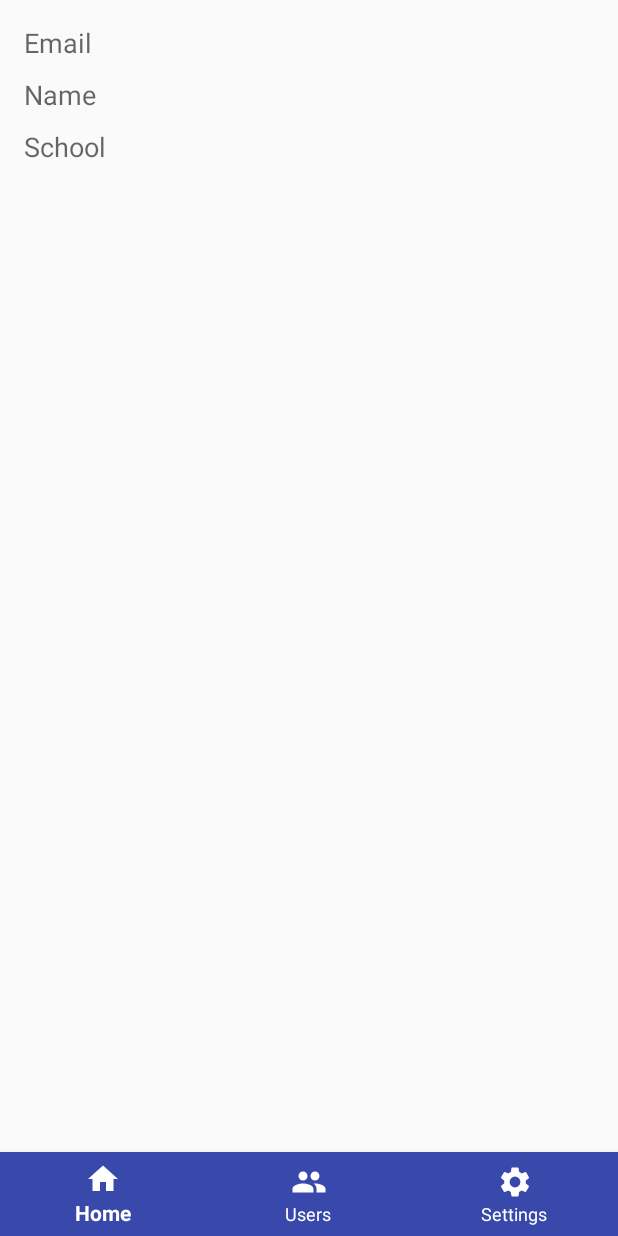
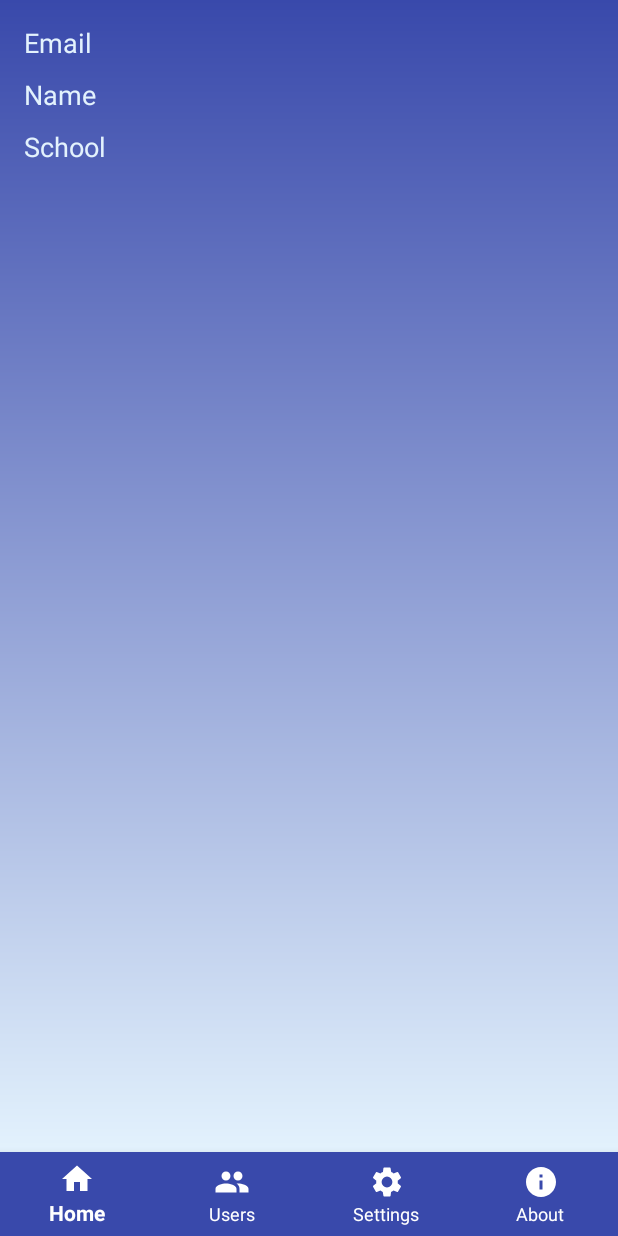
Before and after one commit to subrata5/RetrofitProject, an Android app: the ProfileActivity screen opened directly, with no data from a screen before it, on a phone screen of 412 x 824 dp. Run offline under Robolectric (Android 15) with nearby library versions, the phone set to English and light mode, and no system bars.

Commit message:
UI improvements

```diff
--- a/app/src/main/java/com/subrata/retrofitproject/activities/ProfileActivity.java
+++ b/app/src/main/java/com/subrata/retrofitproject/activities/ProfileActivity.java
@@ -9,6 +9,7 @@ import android.support.v7.app.AppCompatActivity;
 import android.view.MenuItem;
 
 import com.subrata.retrofitproject.R;
+import com.subrata.retrofitproject.fragments.AboutFragment;
 import com.subrata.retrofitproject.fragments.HomeFragment;
 import com.subrata.retrofitproject.fragments.SettingsFragment;
 import com.subrata.retrofitproject.fragments.UserFragment;
@@ -83,6 +84,9 @@ public class ProfileActivity extends AppCompatActivity implements BottomNavigati
             case R.id.menu_settings:
                 fragment = new SettingsFragment();
                 break;
+            case R.id.menu_about:
+                fragment = new AboutFragment();
+                break;
         }
 
         //check if the fragment value is null
--- /dev/null
+++ b/app/src/main/res/drawable/ic_info.xml
@@ -0,0 +1,9 @@
+<vector xmlns:android="http://schemas.android.com/apk/res/android"
+        android:width="24dp"
+        android:height="24dp"
+        android:viewportWidth="24.0"
+        android:viewportHeight="24.0">
+    <path
+        android:fillColor="#FF000000"
+        android:pathData="M12,2C6.48,2 2,6.48 2,12s4.48,10 10,10 10,-4.48 10,-10S17.52,2 12,2zM13,17h-2v-6h2v6zM13,9h-2L11,7h2v2z"/>
+</vector>
--- a/app/src/main/res/layout/activity_profile.xml
+++ b/app/src/main/res/layout/activity_profile.xml
@@ -14,6 +14,7 @@
 
    <android.support.design.widget.BottomNavigationView
        android:id="@+id/navigation"
+       app:labelVisibilityMode="labeled"
        android:layout_width="match_parent"
        android:layout_height="56dp"
        android:layout_gravity="start"
--- a/app/src/main/res/layout/home_fragment.xml
+++ b/app/src/main/res/layout/home_fragment.xml
@@ -1,7 +1,8 @@
 <?xml version="1.0" encoding="utf-8"?>
 <LinearLayout xmlns:android="http://schemas.android.com/apk/res/android"
     android:layout_width="match_parent"
-    android:layout_height="match_parent">
+    android:layout_height="match_parent"
+    android:background="@drawable/gradient_sign_up">
 
 
     <TableLayout
@@ -17,6 +18,7 @@
                 android:layout_height="wrap_content"
                 android:layout_marginBottom="10dp"
                 android:text="Email"
+                android:textColor="@color/sign_up_box_bg"
                 />
 
             <TextView
@@ -25,6 +27,7 @@
                 android:textAppearance="@style/TextAppearance.AppCompat.Medium"
                 android:layout_height="wrap_content"
                 android:layout_width="wrap_content"
+                android:textColor="@color/sign_up_box_bg"
                 />
 
         </TableRow>
@@ -37,6 +40,7 @@
                 android:layout_height="wrap_content"
                 android:layout_marginBottom="10dp"
                 android:text="Name"
+                android:textColor="@color/sign_up_box_bg"
                 />
 
             <TextView
@@ -45,6 +49,7 @@
                 android:textAppearance="@style/TextAppearance.AppCompat.Medium"
                 android:layout_height="wrap_content"
                 android:layout_width="wrap_content"
+                android:textColor="@color/sign_up_box_bg"
                 />
 
         </TableRow>
@@ -57,6 +62,7 @@
                 android:layout_height="wrap_content"
                 android:layout_marginBottom="10dp"
                 android:text="School"
+                android:textColor="@color/sign_up_box_bg"
                 />
 
             <TextView
@@ -65,6 +71,7 @@
                 android:textAppearance="@style/TextAppearance.AppCompat.Medium"
                 android:layout_height="wrap_content"
                 android:layout_width="wrap_content"
+                android:textColor="@color/sign_up_box_bg"
                 />
 
         </TableRow>
--- a/app/src/main/res/layout/recyclerview_users.xml
+++ b/app/src/main/res/layout/recyclerview_users.xml
@@ -2,7 +2,8 @@
 <RelativeLayout xmlns:android="http://schemas.android.com/apk/res/android"
     android:layout_width="match_parent"
     android:layout_height="wrap_content"
-    xmlns:app="http://schemas.android.com/apk/res-auto">
+    xmlns:app="http://schemas.android.com/apk/res-auto"
+   >
 
     <android.support.v7.widget.CardView
         android:layout_margin="8dp"
--- a/app/src/main/res/menu/bottom_menu.xml
+++ b/app/src/main/res/menu/bottom_menu.xml
@@ -16,4 +16,11 @@
         android:icon="@drawable/ic_settings_black_24dp"
         android:title="@string/settings"/>
 
+    <item
+        android:id="@+id/menu_about"
+        android:icon="@drawable/ic_info"
+        android:title="@string/about"/>
+
+
+
 </menu>
--- a/app/src/main/res/values/strings.xml
+++ b/app/src/main/res/values/strings.xml
@@ -3,4 +3,5 @@
     <string name="home">Home</string>
     <string name="settings">Settings</string>
     <string name="users">Users</string>
+    <string name="about">About</string>
 </resources>
```
Also changed, not shown: app/src/main/java/com/subrata/retrofitproject/fragments/AboutFragment.java (added, +25 -0 lines), app/src/main/java/com/subrata/retrofitproject/fragments/UserFragment.java (+14 -1 lines), app/src/main/res/layout/about_fragment.xml (added, +46 -0 lines), app/src/main/res/layout/settings_fragment.xml (+4 -3 lines), app/src/main/res/layout/users_fragment.xml (+16 -3 lines), app/src/main/res/drawable/error_ilus.png (added), app/src/main/res/drawable/info_ilus.png (added).
